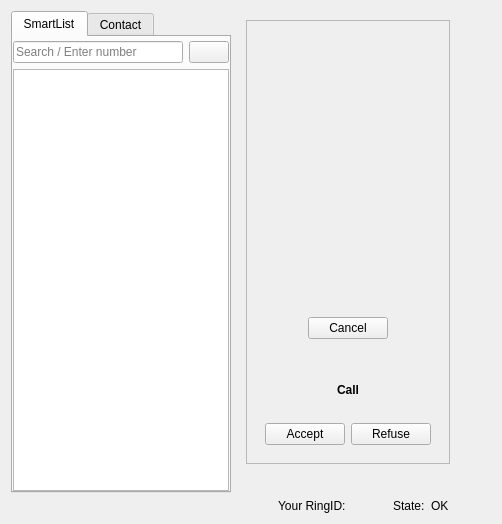
The window that callwidget.ui (savoirfairelinux/jami-client-windows) describes before a commit, drawn with Qt 5.
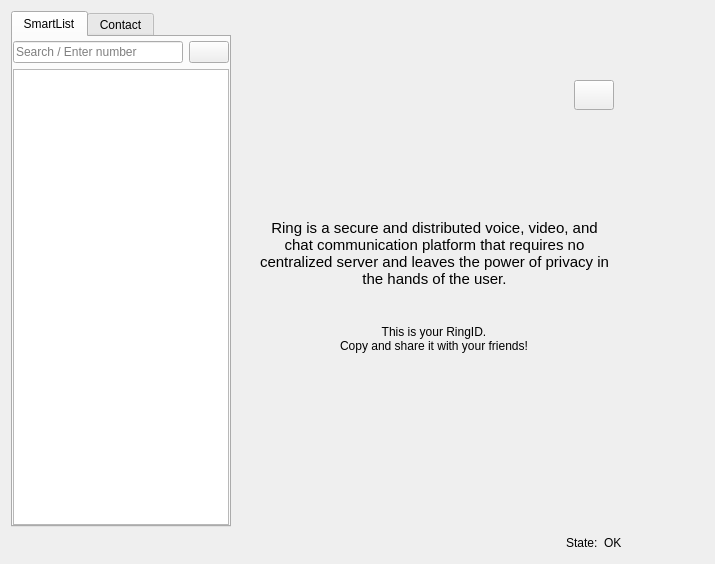
The same window after the commit. Icons and pictures are not drawn. Custom widgets are drawn as their Qt base class.

Commit message: ui: add welcome screen

What changed in the file:
```diff
--- a/callwidget.ui
+++ b/callwidget.ui
@@ -6,8 +6,8 @@
    <rect>
     <x>0</x>
     <y>0</y>
-    <width>502</width>
-    <height>524</height>
+    <width>715</width>
+    <height>564</height>
    </rect>
   </property>
   <property name="sizePolicy">
@@ -33,36 +33,158 @@
        <enum>QLayout::SetMaximumSize</enum>
       </property>
       <item>
-       <widget class="QFrame" name="videoFrame">
+       <widget class="QStackedWidget" name="stackedWidget">
+        <property name="currentIndex">
+         <number>0</number>
+        </property>
+        <widget class="QWidget" name="welcomePage">
+         <layout class="QGridLayout" name="gridLayout_2">
+          <item row="0" column="0">
+           <spacer name="verticalSpacer">
+            <property name="orientation">
+             <enum>Qt::Vertical</enum>
+            </property>
+            <property name="sizeHint" stdset="0">
+             <size>
+              <width>20</width>
+              <height>40</height>
+             </size>
+            </property>
+           </spacer>
+          </item>
+          <item row="0" column="1" alignment="Qt::AlignRight">
+           <widget class="QPushButton" name="settingsButton">
+            <property name="minimumSize">
+             <size>
+              <width>30</width>
+              <height>30</height>
+             </size>
+            </property>
+            <property name="text">
+             <string/>
+            </property>
+            <property name="icon">
+             <iconset resource="ressources.qrc">
+              <normaloff>:/images/settings.png</normaloff>:/images/settings.png</iconset>
+            </property>
+            <property name="iconSize">
+             <size>
+              <width>25</width>
+              <height>25</height>
+             </size>
+            </property>
+            <property name="flat">
+             <bool>false</bool>
+            </property>
+           </widget>
+          </item>
+          <item row="2" column="0" colspan="2" alignment="Qt::AlignHCenter">
+           <widget class="QLabel" name="descLabel">
         <property name="sizePolicy">
-         <sizepolicy hsizetype="MinimumExpanding" vsizetype="MinimumExpanding">
+             <sizepolicy hsizetype="Expanding" vsizetype="Expanding">
           <horstretch>0</horstretch>
           <verstretch>0</verstretch>
          </sizepolicy>
         </property>
+            <property name="font">
+             <font>
+              <pointsize>11</pointsize>
+              <weight>50</weight>
+              <bold>false</bold>
+             </font>
+            </property>
+            <property name="text">
+             <string>Ring is a secure and distributed voice, video, and chat communication platform that requires no centralized server and leaves the power of privacy in the hands of the user.</string>
+            </property>
+            <property name="alignment">
+             <set>Qt::AlignCenter</set>
+            </property>
+            <property name="wordWrap">
+             <bool>true</bool>
+            </property>
+           </widget>
+          </item>
+          <item row="6" column="0">
+           <spacer name="verticalSpacer_2">
+            <property name="orientation">
+             <enum>Qt::Vertical</enum>
+            </property>
+            <property name="sizeHint" stdset="0">
+             <size>
+              <width>20</width>
+              <height>40</height>
+             </size>
+            </property>
+           </spacer>
+          </item>
+          <item row="1" column="0" colspan="2" alignment="Qt::AlignHCenter">
+           <widget class="QLabel" name="textLabel">
+            <property name="maximumSize">
+             <size>
+              <width>350</width>
+              <height>175</height>
+             </size>
+            </property>
+            <property name="text">
+             <string/>
+            </property>
+            <property name="pixmap">
+             <pixmap resource="ressources.qrc">:/images/logo-ring-standard-coul.png</pixmap>
+            </property>
+            <property name="scaledContents">
+             <bool>true</bool>
+            </property>
+           </widget>
+          </item>
+          <item row="3" column="0" colspan="2" alignment="Qt::AlignHCenter">
+           <widget class="QLabel" name="label">
+            <property name="font">
+             <font>
+              <underline>false</underline>
+              <strikeout>false</strikeout>
+              <kerning>true</kerning>
+             </font>
+            </property>
+            <property name="text">
+             <string>This is your RingID.
+Copy and share it with your friends!</string>
+            </property>
+            <property name="alignment">
+             <set>Qt::AlignCenter</set>
+            </property>
+            <property name="wordWrap">
+             <bool>true</bool>
+            </property>
+           </widget>
+          </item>
+          <item row="4" column="0" colspan="2" alignment="Qt::AlignHCenter">
+           <widget class="QLabel" name="ringIdLabel">
         <property name="minimumSize">
          <size>
           <width>0</width>
           <height>0</height>
          </size>
         </property>
-        <property name="frameShape">
-         <enum>QFrame::StyledPanel</enum>
-        </property>
-        <property name="frameShadow">
-         <enum>QFrame::Raised</enum>
-        </property>
-        <layout class="QVBoxLayout" name="verticalLayout_7">
-         <item>
-          <widget class="VideoView" name="videoWidget" native="true">
-           <property name="sizePolicy">
-            <sizepolicy hsizetype="MinimumExpanding" vsizetype="MinimumExpanding">
-             <horstretch>0</horstretch>
-             <verstretch>0</verstretch>
-            </sizepolicy>
+            <property name="font">
+             <font>
+              <pointsize>12</pointsize>
+             </font>
+            </property>
+            <property name="text">
+             <string notr="true"/>
+            </property>
+            <property name="margin">
+             <number>0</number>
+            </property>
+            <property name="textInteractionFlags">
+             <set>Qt::LinksAccessibleByMouse|Qt::TextSelectableByMouse</set>
            </property>
           </widget>
          </item>
+         </layout>
+        </widget>
+        <widget class="QWidget" name="callInvitePage">
+         <layout class="QVBoxLayout" name="verticalLayout_9">
          <item>
           <widget class="QWidget" name="spinnerWidget" native="true">
            <layout class="QVBoxLayout" name="spinnerLayout">
@@ -104,7 +226,7 @@
            </layout>
           </widget>
          </item>
-         <item alignment="Qt::AlignHCenter|Qt::AlignVCenter">
+          <item>
           <widget class="QWidget" name="callInvite" native="true">
            <layout class="QVBoxLayout" name="verticalLayout_4">
             <item>
@@ -171,8 +293,43 @@
          </item>
         </layout>
        </widget>
-      </item>
-      <item alignment="Qt::AlignHCenter">
+        <widget class="QWidget" name="videoPage">
+         <layout class="QVBoxLayout" name="verticalLayout_10">
+          <item>
+           <widget class="QFrame" name="videoFrame">
+            <property name="sizePolicy">
+             <sizepolicy hsizetype="MinimumExpanding" vsizetype="MinimumExpanding">
+              <horstretch>0</horstretch>
+              <verstretch>0</verstretch>
+             </sizepolicy>
+            </property>
+            <property name="minimumSize">
+             <size>
+              <width>0</width>
+              <height>0</height>
+             </size>
+            </property>
+            <property name="frameShape">
+             <enum>QFrame::StyledPanel</enum>
+            </property>
+            <property name="frameShadow">
+             <enum>QFrame::Raised</enum>
+            </property>
+            <layout class="QVBoxLayout" name="verticalLayout_7">
+             <item>
+              <widget class="VideoView" name="videoWidget" native="true">
+               <property name="sizePolicy">
+                <sizepolicy hsizetype="MinimumExpanding" vsizetype="MinimumExpanding">
+                 <horstretch>0</horstretch>
+                 <verstretch>0</verstretch>
+                </sizepolicy>
+               </property>
+              </widget>
+             </item>
+            </layout>
+           </widget>
+          </item>
+          <item alignment="Qt::AlignHCenter|Qt::AlignVCenter">
        <widget class="QLabel" name="callStateLabel">
         <property name="sizePolicy">
          <sizepolicy hsizetype="Preferred" vsizetype="Fixed">
@@ -187,6 +344,10 @@
       </item>
      </layout>
     </widget>
+       </widget>
+      </item>
+     </layout>
+    </widget>
    </item>
    <item row="0" column="2">
     <layout class="QVBoxLayout" name="verticalLayout_8">
@@ -212,31 +373,25 @@
     </layout>
    </item>
    <item row="1" column="1">
-    <layout class="QHBoxLayout" name="horizontalLayout_5" stretch="1,0,0">
+    <layout class="QHBoxLayout" name="horizontalLayout_5" stretch="0,0,0">
      <property name="topMargin">
       <number>0</number>
      </property>
      <property name="rightMargin">
       <number>10</number>
      </property>
-     <item alignment="Qt::AlignHCenter">
-      <widget class="QLabel" name="ringIdLabel">
-       <property name="minimumSize">
+     <item>
+      <spacer name="horizontalSpacer">
+       <property name="orientation">
+        <enum>Qt::Horizontal</enum>
+       </property>
+       <property name="sizeHint" stdset="0">
         <size>
-         <width>0</width>
-         <height>0</height>
+         <width>40</width>
+         <height>20</height>
         </size>
        </property>
-       <property name="text">
-        <string notr="true">Your RingID:</string>
-       </property>
-       <property name="margin">
-        <number>0</number>
-       </property>
-       <property name="textInteractionFlags">
-        <set>Qt::LinksAccessibleByMouse|Qt::TextSelectableByMouse</set>
-       </property>
-      </widget>
+      </spacer>
      </item>
      <item>
       <widget class="QLabel" name="stateLabel">
```
Lines whose indentation alone changed are shown as unchanged. The commit also changes 2 other files.
